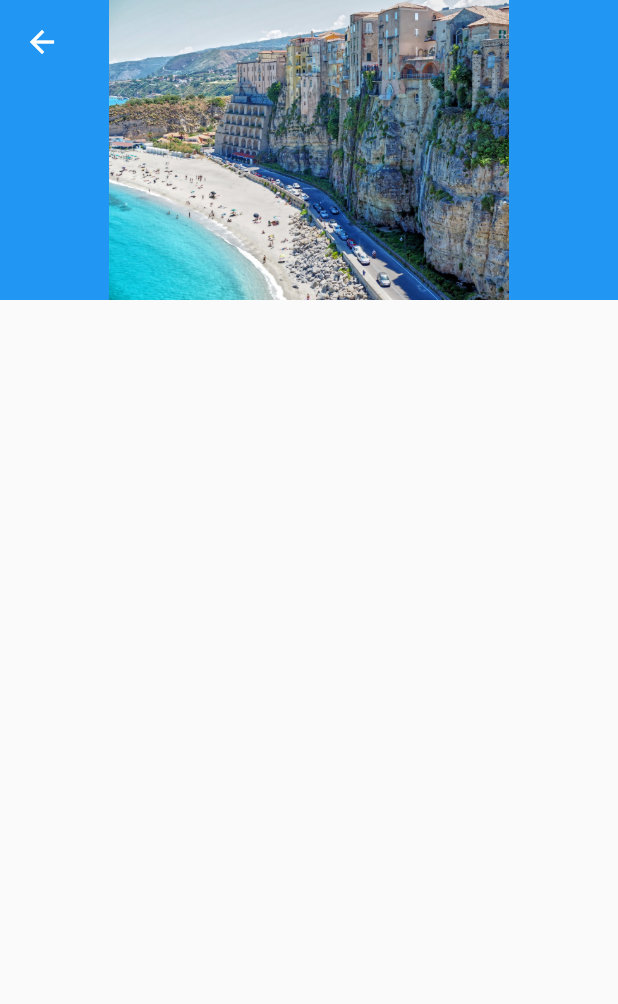
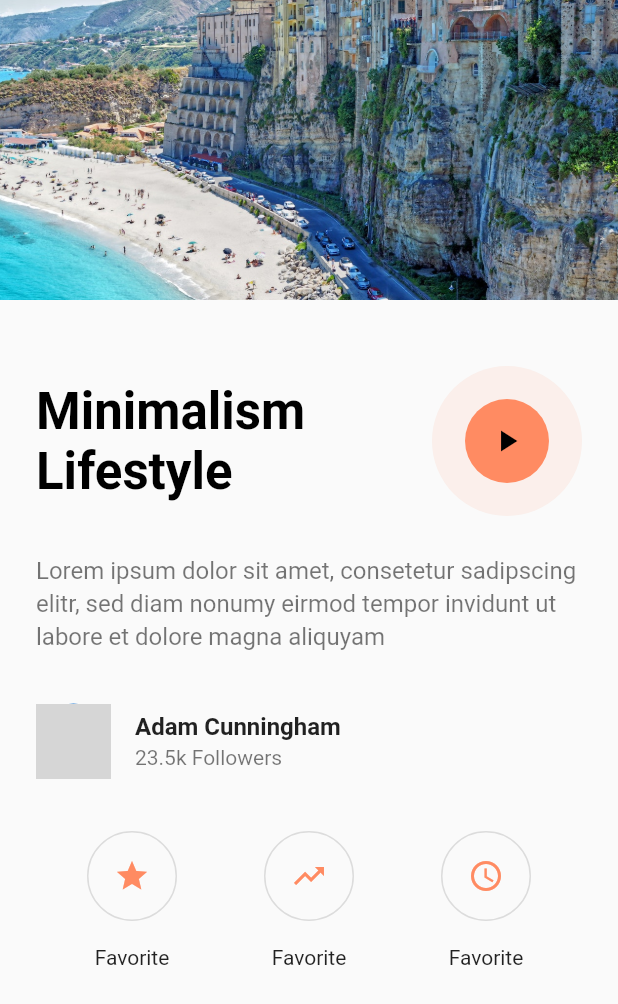
Before and after one commit to PDesire/dope_podcast, a Flutter app: the DetailsPage screen opened directly, on a phone screen of 412 x 824 dp. Shown: the top 1004 px of the screen. Run offline on Flutter 3.47's test engine with Material 2 defaults, Android fonts, the phone set to English and light mode, and no system bars; our stand-ins replace sliding_up_panel; network calls fail; grey boxes are pictures that could not be loaded.

Commit message:
We love merge conflicts

```diff
--- /dev/null
+++ b/lib/components/bottom_action_button.dart
@@ -0,0 +1,32 @@
+import 'package:flutter/material.dart';
+
+class BottomActionButton extends StatelessWidget {
+  const BottomActionButton({Key key, this.text, this.icon}) : super(key: key);
+
+  final String text;
+  final IconData icon;
+
+  @override
+  Widget build(BuildContext context) {
+    return Column(
+      children: <Widget>[
+        SizedBox(
+          height: 60,
+          width: 60,
+          child: OutlineButton(
+            child: Icon(
+              icon,
+              color: Theme.of(context).accentColor,
+            ),
+            onPressed: () {},
+            shape: StadiumBorder(),
+          ),
+        ),
+        SizedBox(
+          height: 16,
+        ),
+        Text(text),
+      ],
+    );
+  }
+}
--- a/lib/main.dart
+++ b/lib/main.dart
@@ -1,6 +1,6 @@
+import 'package:dope_podcast/pages/details.dart';
+import 'package:dope_podcast/pages/home.dart';
 import 'package:flutter/material.dart';
-import 'package:sliding_up_panel/sliding_up_panel.dart';
-import 'package:dope_podcast/pages/home.dart';
 
 void main() => runApp(MyApp());
 
@@ -10,25 +10,21 @@ class MyApp extends StatelessWidget {
   Widget build(BuildContext context) {
     return MaterialApp(
       title: 'Dope Podcast',
+      debugShowCheckedModeBanner: false,
       theme: ThemeData(
         primarySwatch: Colors.blue,
+        accentColor: Color(0xffff8b62),
+        accentIconTheme: IconThemeData(
+          color: Colors.white
+        ),
       ),
-      home: MyHomePage(),
+      home: DetailsPage(),
     );
   }
 }
 
 class MyHomePage extends StatefulWidget {
   MyHomePage({Key key, this.title}) : super(key: key);
-
-  // This widget is the home page of your application. It is stateful, meaning
-  // that it has a State object (defined below) that contains fields that affect
-  // how it looks.
-
-  // This class is the configuration for the state. It holds the values (in this
-  // case the title) provided by the parent (in this case the App widget) and
-  // used by the build method of the State. Fields in a Widget subclass are
-  // always marked "final".
 
   final String title;
 
--- a/lib/pages/details.dart
+++ b/lib/pages/details.dart
@@ -1,3 +1,4 @@
+import 'package:dope_podcast/components/bottom_action_button.dart';
 import 'package:dope_podcast/constants/assets.dart';
 import 'package:flutter/cupertino.dart';
 import 'package:flutter/material.dart';
@@ -17,14 +18,109 @@ class DetailsPage extends StatelessWidget {
           SliverAppBar(
             expandedHeight: 200,
             flexibleSpace: FlexibleSpaceBar(
-              background: Image.asset(Assets.beach),
+              background: Image.asset(
+                Assets.beach,
+                fit: BoxFit.cover,
+              ),
             ),
           ),
           SliverList(
-            delegate: SliverChildListDelegate([]),
+            delegate: SliverChildListDelegate([
+              SizedBox(height: 20),
+              Padding(
+                padding: const EdgeInsets.all(24),
+                child: _buildTitle(context),
+              ),
+              Padding(
+                padding: const EdgeInsets.symmetric(horizontal: 24),
+                child: _buildDescription(),
+              ),
+              Column(
+                mainAxisSize: MainAxisSize.max,
+                mainAxisAlignment: MainAxisAlignment.spaceBetween,
+                children: <Widget>[
+                  _buildAuthor(),
+                  _buildActions(),
+                ],
+              ),
+            ]),
           ),
         ],
       ),
     );
   }
+
+  Row _buildActions() {
+    return Row(
+      mainAxisAlignment: MainAxisAlignment.spaceEvenly,
+      children: <Widget>[
+        BottomActionButton(
+          icon: Icons.star,
+          text: 'Favorite',
+        ),
+        BottomActionButton(
+          icon: Icons.trending_up,
+          text: 'Favorite',
+        ),
+        BottomActionButton(
+          icon: Icons.access_time,
+          text: 'Favorite',
+        ),
+      ],
+    );
+  }
+
+  ListTile _buildAuthor() {
+    return ListTile(
+      contentPadding: const EdgeInsets.all(24),
+      leading: CircleAvatar(
+        radius: 25,
+        backgroundImage:
+            NetworkImage('https://randomuser.me/api/portraits/men/92.jpg'),
+      ),
+      title: Text(
+        'Adam Cunningham',
+        style: TextStyle(fontWeight: FontWeight.bold),
+      ),
+      subtitle: Text('23.5k Followers'),
+    );
+  }
+
+  Text _buildDescription() {
+    return Text(
+      'Lorem ipsum dolor sit amet, consetetur sadipscing elitr, sed diam nonumy eirmod tempor invidunt ut labore et dolore magna aliquyam',
+      style: TextStyle(
+        height: 1.4,
+        fontSize: 16,
+        color: Colors.black54,
+      ),
+    );
+  }
+
+  Row _buildTitle(BuildContext context) {
+    return Row(
+      mainAxisAlignment: MainAxisAlignment.spaceBetween,
+      children: <Widget>[
+        Flexible(
+          child: Text(
+            'Minimalism Lifestyle',
+            style: Theme.of(context).textTheme.display1.copyWith(
+                  color: Colors.black,
+                  fontWeight: FontWeight.bold,
+                ),
+            softWrap: true,
+          ),
+        ),
+        CircleAvatar(
+          backgroundColor: Theme.of(context).accentColor.withOpacity(0.1),
+          radius: 50,
+          child: FloatingActionButton(
+            elevation: 0,
+            onPressed: () {},
+            child: Icon(Icons.play_arrow),
+          ),
+        ),
+      ],
+    );
+  }
 }
```
Also changed, not shown: pubspec.lock.
